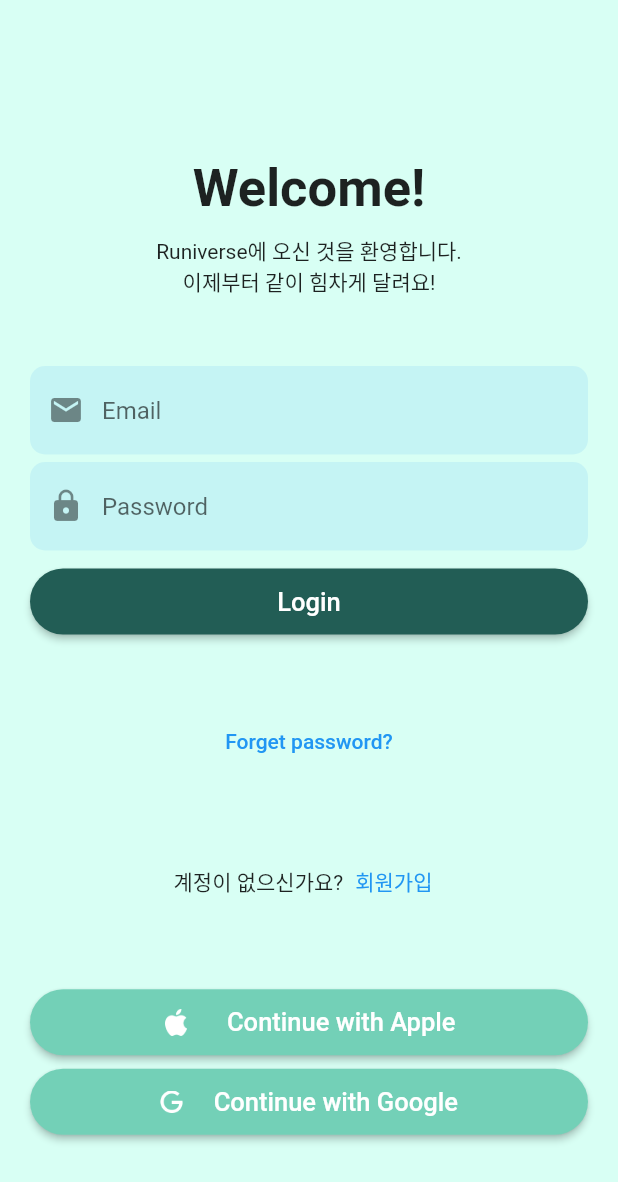
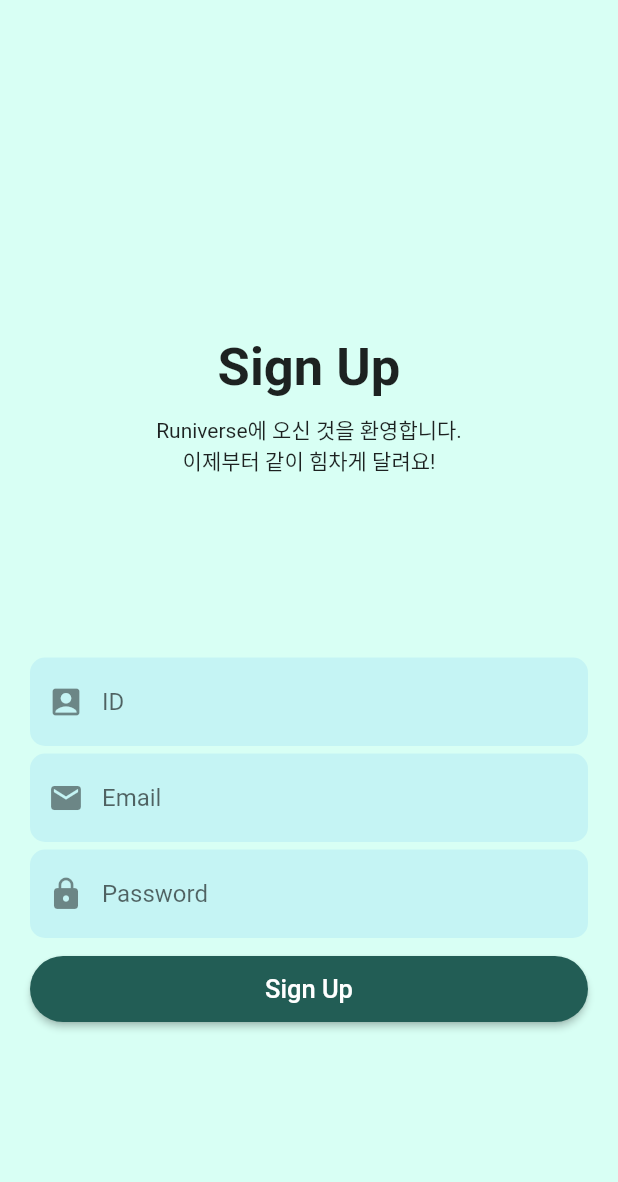
Before and after one commit to CHOSION/runiverse, a Flutter app: the screen it shows after launch, on a phone screen of 412 x 824 dp. Shown: the top 1182 px of the screen. Run offline on Flutter 3.47's test engine with Material 2 defaults, Android fonts, the phone set to English and light mode, and no system bars; our stand-ins replace animated_splash_screen, page_transition.

Commit message:
220518_2

```diff
--- a/lib/login.dart
+++ b/lib/login.dart
@@ -31,7 +31,7 @@ class LoginPage extends StatelessWidget {
     return Column(
       mainAxisAlignment: MainAxisAlignment.start,
       children: [
-        SizedBox(height: 40),
+        SizedBox(height: 84),
         Text(
           "Welcome!",
           style: TextStyle(fontSize: 35, fontWeight: FontWeight.bold),
@@ -95,7 +95,9 @@ class LoginPage extends StatelessWidget {
       mainAxisAlignment: MainAxisAlignment.center,
       children: [
         Text("계정이 없으신가요?"),
-        TextButton(onPressed: () {}, child: Text("회원가입"))
+        TextButton(onPressed: () {
+          print("SignUp Pressed.");
+        }, child: Text("회원가입"))
       ],
     );
   }
--- a/lib/main.dart
+++ b/lib/main.dart
@@ -2,6 +2,7 @@ import 'package:animated_splash_screen/animated_splash_screen.dart';
 import 'package:flutter/material.dart';
 import 'package:page_transition/page_transition.dart';
 import 'package:runiverse/login.dart';
+import 'package:runiverse/signup.dart';
 import 'package:runiverse/config/palette.dart';
 
 void main() {
@@ -54,7 +55,7 @@ class Home extends StatelessWidget {
   @override
   Widget build(BuildContext context) {
     return MaterialApp(
-      home: LoginPage(),
+      home: SignUpPage(),
     );
   }
 }
--- a/lib/signup.dart
+++ b/lib/signup.dart
@@ -0,0 +1,98 @@
+import 'package:flutter/material.dart';
+import 'package:runiverse/config/palette.dart';
+
+class SignUpPage extends StatelessWidget {
+  const SignUpPage({Key? key}) : super(key: key);
+
+  @override
+  Widget build(BuildContext context) {
+    return SafeArea(
+      child: Scaffold(
+        resizeToAvoidBottomInset: false,
+        body: Container(
+          margin: EdgeInsets.all(20),
+          child: Column(
+            mainAxisAlignment: MainAxisAlignment.spaceEvenly,
+            children: [
+              _header(context),
+              _inputField(context),
+              //_forgotPassword(context),
+              //_signUp(context),
+              //_signUpOther(context)
+            ],
+          ),
+        ),
+        backgroundColor: Palette.backgroundLightColor,
+      ),
+    );
+  }
+
+  _header(context) {
+    return Column(
+      mainAxisAlignment: MainAxisAlignment.start,
+      children: [
+        SizedBox(height: 84),
+        Text(
+          "Sign Up",
+          style: TextStyle(fontSize: 35, fontWeight: FontWeight.bold),
+        ),
+        SizedBox(height: 10),
+        Text("Runiverse에 오신 것을 환영합니다."),
+        Text("이제부터 같이 힘차게 달려요!")
+      ],
+    );
+  }
+
+  _inputField(context) {
+    return Column(
+      crossAxisAlignment: CrossAxisAlignment.stretch,
+      children: [
+        TextField(
+            decoration: InputDecoration(
+                hintText: "ID",
+                border: OutlineInputBorder(
+                    borderRadius: BorderRadius.circular(10),
+                    borderSide: BorderSide.none),
+                fillColor: Theme.of(context).primaryColor.withOpacity(0.1),
+                filled: true,
+                prefixIcon: Icon(Icons.account_box_rounded))),
+        SizedBox(height: 5),
+        TextField(
+            decoration: InputDecoration(
+                hintText: "Email",
+                border: OutlineInputBorder(
+                    borderRadius: BorderRadius.circular(10),
+                    borderSide: BorderSide.none),
+                fillColor: Theme.of(context).primaryColor.withOpacity(0.1),
+                filled: true,
+                prefixIcon: Icon(Icons.mail))),
+        SizedBox(height: 5),
+        TextField(
+          obscureText: true,
+          decoration: InputDecoration(
+              hintText: "Password",
+              border: OutlineInputBorder(
+                  borderRadius: BorderRadius.circular(10),
+                  borderSide: BorderSide.none),
+              fillColor: Theme.of(context).primaryColor.withOpacity(0.1),
+              filled: true,
+              prefixIcon: Icon(Icons.lock)
+          ),
+        ),
+        SizedBox(height: 10),
+        ElevatedButton(
+          onPressed: () {},
+          child: Text(
+            "Sign Up",
+            style: TextStyle(fontSize: 17),
+          ),
+          style: ElevatedButton.styleFrom(
+            primary: Palette.textDarkColor,
+            shape: StadiumBorder(),
+            padding: EdgeInsets.symmetric(vertical: 12),
+          ),
+        )
+      ],
+    );
+  }
+}
```
